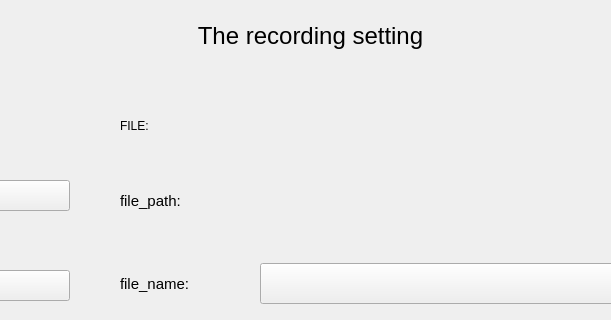
First picture: the form in qt/t507/voice.ui, repository jizizihe/baijie_demo, before the edit; both pictures show x 210 to 821 and y 0 to 320 of the 1024 by 600 pixel window.
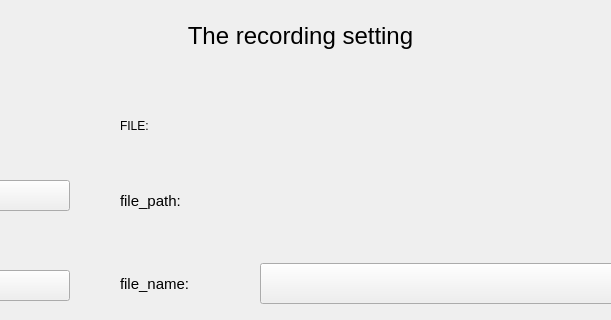
Second picture: the form after the edit. Icons and pictures are not drawn.

What changed in the file:
```diff
--- a/qt/t507/voice.ui
+++ b/qt/t507/voice.ui
@@ -221,7 +221,7 @@
    <widget class="QLabel" name="label_5">
     <property name="geometry">
      <rect>
-      <x>300</x>
+      <x>290</x>
       <y>10</y>
       <width>441</width>
       <height>51</height>
```
Left out of the diff: 2 changed lines with no effect on the pictures.
